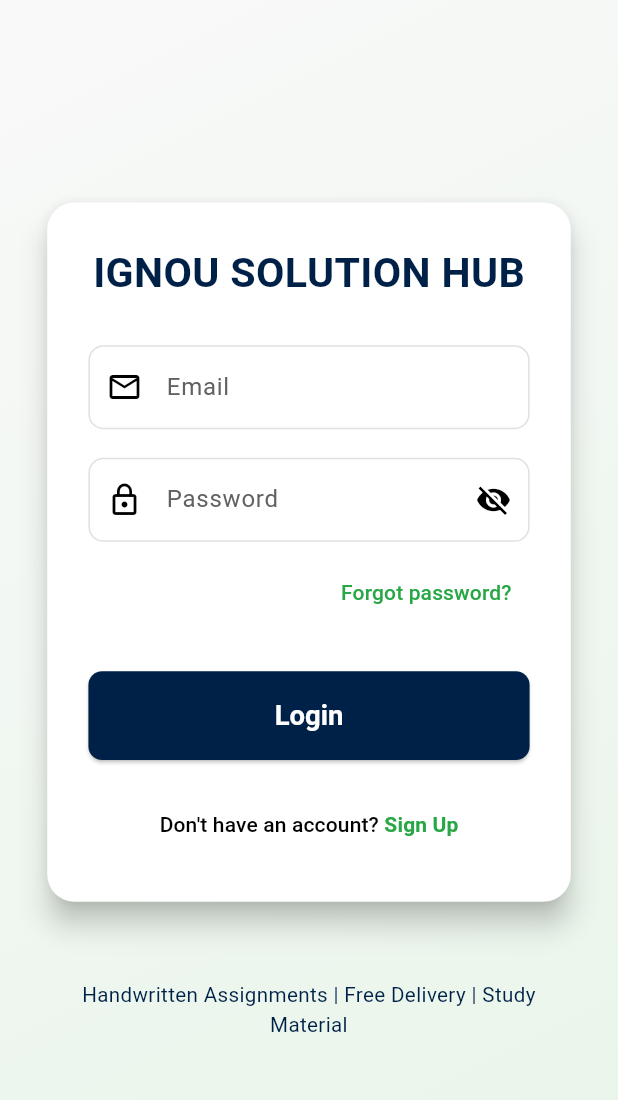
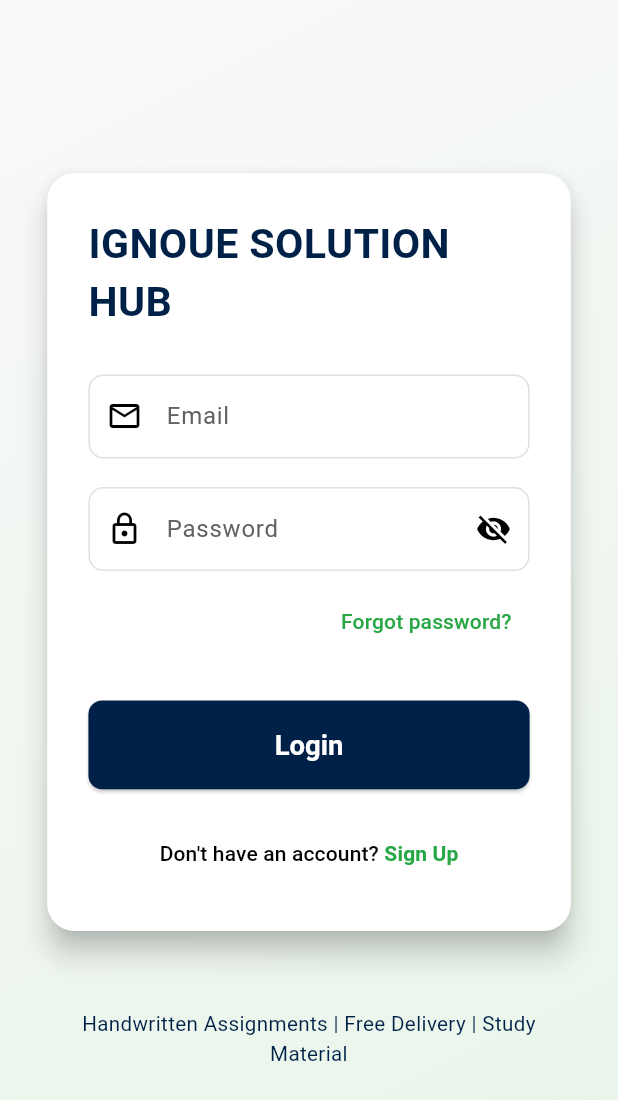
Before and after one commit to ankitGupta10121999/ignou_solution, a Flutter app: the screen it shows after launch, on a phone screen of 412 x 824 dp. Shown: the top 1100 px of the screen. Run offline on Flutter 3.47's test engine with Material 3 defaults, Android fonts, the phone set to English and light mode, and no system bars; our stand-ins replace cloud_firestore, firebase_auth, firebase_core, flutter_riverpod, flutter_screenutil, get_it and 3 more; accounts and stored records are empty.

```diff
--- a/lib/auth/auth_service.dart
+++ b/lib/auth/auth_service.dart
@@ -1,6 +1,5 @@
 import 'package:cloud_firestore/cloud_firestore.dart';
 import 'package:firebase_auth/firebase_auth.dart';
-import 'package:firebase_core/firebase_core.dart';
 import 'package:ignousolutionhub/models/user_model.dart';
 
 class AuthService {
--- a/lib/auth/login_screen.dart
+++ b/lib/auth/login_screen.dart
@@ -100,7 +100,7 @@
               mainAxisSize: MainAxisSize.min,
               children: [
                 Text(
-                  'IGNOU SOLUTION HUB',
+                  'IGNOUE SOLUTION HUB',
                   style: TextStyle(
                     fontSize: 24.sp,
                     fontWeight: FontWeight.bold,
--- a/lib/auth_template/responsive/signup_tablet.dart
+++ b/lib/auth_template/responsive/signup_tablet.dart
@@ -25,7 +25,7 @@
                   FlutterLogo(size: 150),
                   SizedBox(height: 20),
                   Text(
-                    'IGNOU Solution Hub',
+                    'IGNOUE Solution Hub',
                     style: TextStyle(
                       fontSize: 32,
                       fontWeight: FontWeight.bold,
@@ -34,7 +34,7 @@
                   ),
                   SizedBox(height: 10),
                   Text(
-                    'Your one-stop solution for IGNOU assignments.',
+                    'Your one-stop solution for IGNOUE assignments.',
                     style: TextStyle(fontSize: 18, color: Colors.white),
                   ),
                 ],
--- a/lib/auth_template/responsive/signup_web.dart
+++ b/lib/auth_template/responsive/signup_web.dart
@@ -25,7 +25,7 @@
                   FlutterLogo(size: 150),
                   SizedBox(height: 20),
                   Text(
-                    'IGNOU Solution Hub',
+                    'IGNOUE Solution Hub',
                     style: TextStyle(
                       fontSize: 32,
                       fontWeight: FontWeight.bold,
@@ -34,7 +34,7 @@
                   ),
                   SizedBox(height: 10),
                   Text(
-                    'Your one-stop solution for IGNOU assignments.',
+                    'Your one-stop solution for IGNOUE assignments.',
                     style: TextStyle(fontSize: 18, color: Colors.white),
                   ),
                 ],
--- a/lib/features/user/home_page.dart
+++ b/lib/features/user/home_page.dart
@@ -36,7 +36,7 @@
                 crossAxisAlignment: CrossAxisAlignment.start,
                 children: [
                   Text(
-                    'WELCOME TO IGNOU SOLUTION HUB',
+                    'WELCOME TO IGNOUE SOLUTION HUB',
                     style: GoogleFonts.roboto(
                       fontSize: 24,
                       fontWeight: FontWeight.bold,
@@ -45,7 +45,7 @@
                   ),
                   const SizedBox(height: 10),
                   Text(
-                    'Your one-stop solution for IGNOU study materials.',
+                    'Your one-stop solution for IGNOUE study materials.',
                     style: GoogleFonts.roboto(
                       fontSize: 16,
                       color: Colors.white70,
--- a/lib/layout/main_app_layout.dart
+++ b/lib/layout/main_app_layout.dart
@@ -113,7 +113,7 @@
   Widget build(BuildContext context) {
     return Scaffold(
       appBar: AppBar(
-        title: const Text('IGNOU SOLUTION HUB'),
+        title: const Text('IGNOUE SOLUTION HUB'),
       ),
       drawer: _buildDrawer(context),
       body: widget.pages[widget.selectedIndex],
@@ -343,7 +343,7 @@
                     size: 30,
                   )
                 : Text(
-                    'IGNOU SOLUTION HUB',
+                    'IGNOUE SOLUTION HUB',
                     style: GoogleFonts.roboto(
                       fontSize: 20,
                       fontWeight: FontWeight.bold,
--- a/lib/main.dart
+++ b/lib/main.dart
@@ -27,7 +27,7 @@
       splitScreenMode: true,
       builder: (context , child) {
         return MaterialApp(
-          title: 'IGNOU Solution Hub',
+          title: 'IGNOUE Solution Hub',
           debugShowCheckedModeBanner: false,
           theme: ThemeData(
             primaryColor: const Color(0xFF002147), // Dark Blue
```
